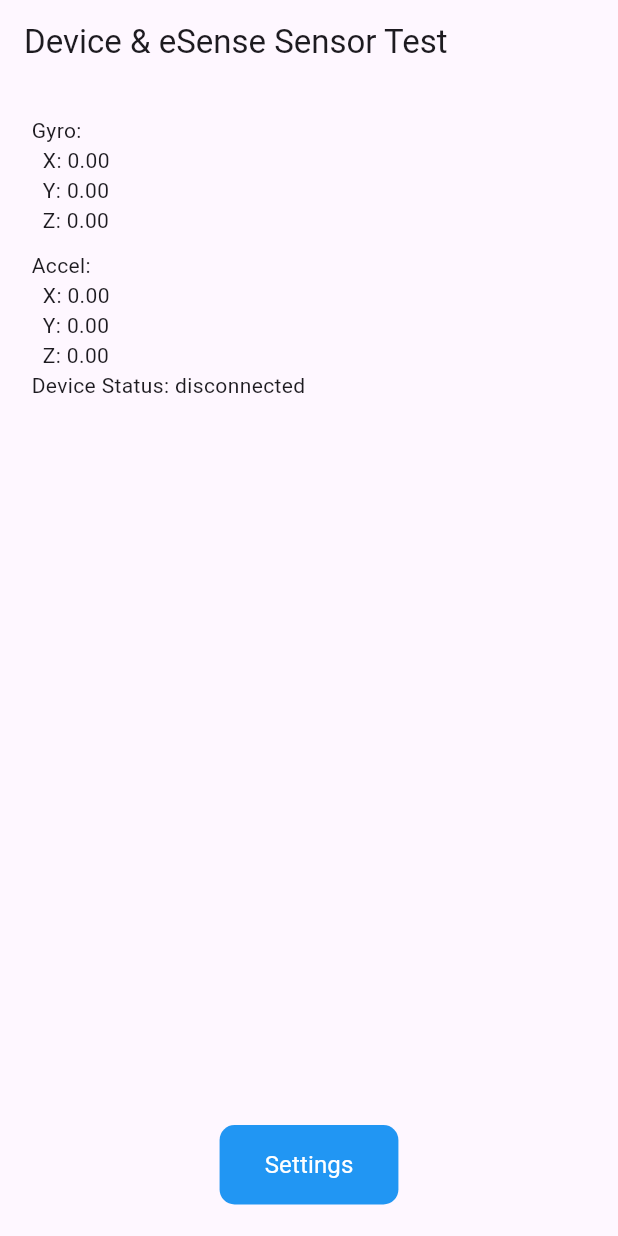
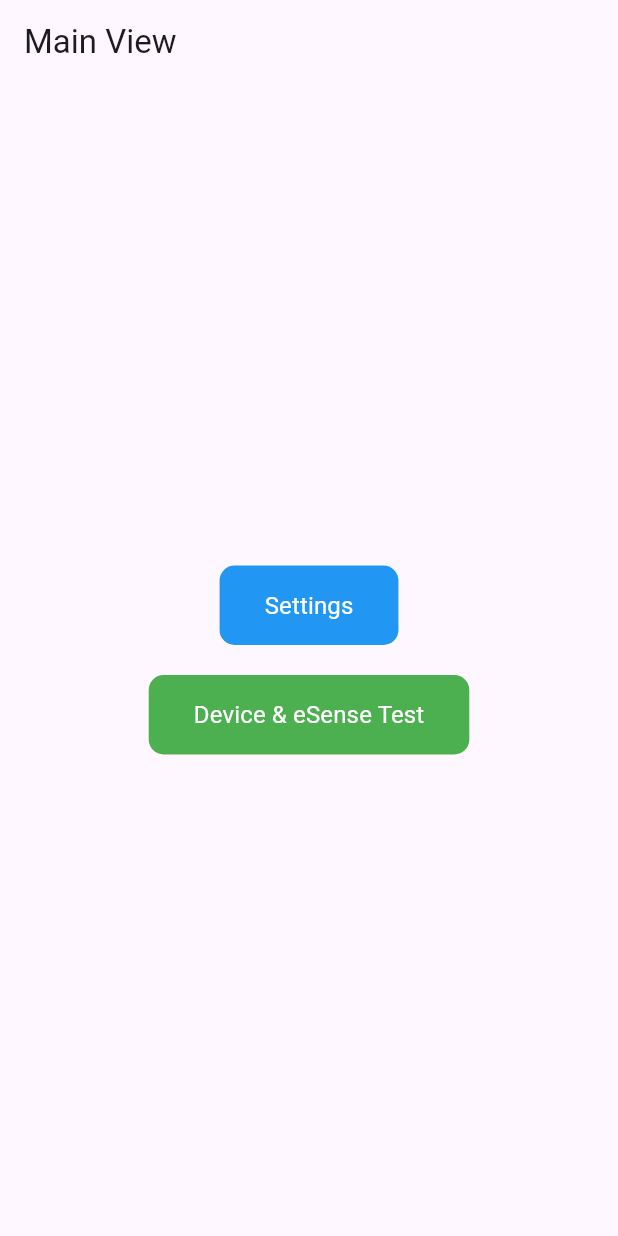
Before and after one commit to Moerliy/fluttio, a Flutter app: the screen it shows after launch, on a phone screen of 412 x 824 dp. Run offline on Flutter 3.47's test engine with Material 3 defaults, Android fonts, the phone set to English and light mode, and no system bars; drawn by our look-alikes of overlay_support; our stand-ins replace permission_handler, sensors_plus; missing offline and left inert: esense_flutter.

Commit message:
refactor(main): sensor test is own file

```diff
--- a/lib/main.dart
+++ b/lib/main.dart
@@ -2,6 +2,7 @@
 import 'package:flutter/services.dart';
 import 'package:fluttio/pages/settings_page.dart';
 import 'package:fluttio/providers/gyro_provider.dart';
+import 'package:fluttio/pages/device_esense_test_page.dart';
 import 'package:overlay_support/overlay_support.dart';
 import 'package:provider/provider.dart';
 
@@ -24,9 +25,6 @@
 class _MyAppState extends State<MyApp> {
   late final GyroProvider _gyroProvider = GyroProvider();
 
-  // number of fractional digits to display
-  static const int fractionalDigits = 2;
-
   @override
   void initState() {
     super.initState();
@@ -48,45 +46,15 @@
             child: MaterialApp(
           home: Scaffold(
             appBar: AppBar(
-              title: const Text('Device & eSense Sensor Test'),
+              title: const Text('Main View'),
             ),
-            body: Align(
-              alignment: Alignment.topLeft,
-              child: Padding(
-                padding: const EdgeInsets.all(21.0), // Add padding
-                child: Column(
-                  crossAxisAlignment: CrossAxisAlignment.start,
-                  children: [
-                    Consumer<GyroProvider>(
-                      builder: (context, prov, child) {
-                        return Column(
-                          crossAxisAlignment: CrossAxisAlignment.start,
-                          children: [
-                            const Text('Gyro:'),
-                            Text(
-                                '  X: ${prov.gyro[0].toStringAsFixed(fractionalDigits)}'),
-                            Text(
-                                '  Y: ${prov.gyro[1].toStringAsFixed(fractionalDigits)}'),
-                            Text(
-                                '  Z: ${prov.gyro[2].toStringAsFixed(fractionalDigits)}'),
-                            const SizedBox(height: 10),
-                            const Text('Accel:'),
-                            Text(
-                                '  X: ${prov.acc[0].toStringAsFixed(fractionalDigits)}'),
-                            Text(
-                                '  Y: ${prov.acc[1].toStringAsFixed(fractionalDigits)}'),
-                            Text(
-                                '  Z: ${prov.acc[2].toStringAsFixed(fractionalDigits)}'),
-                            Text('Device Status: ${prov.deviceStatus}'),
-                          ],
-                        );
-                      },
-                    ),
-                    const Spacer(),
-                    Center(
+            body: Center(
               child: Builder(
                 builder: (context) {
-                          return TextButton(
+                  return Column(
+                    mainAxisAlignment: MainAxisAlignment.center,
+                    children: [
+                      TextButton(
                         onPressed: () {
                           Navigator.push(
                             context,
@@ -108,12 +76,35 @@
                           'Settings',
                           style: TextStyle(fontSize: 16.0),
                         ),
+                      ),
+                      const SizedBox(height: 20),
+                      TextButton(
+                        onPressed: () {
+                          Navigator.push(
+                            context,
+                            MaterialPageRoute(
+                              builder: (context) =>
+                                  const DeviceEsenseTestPage(),
+                            ),
                           );
                         },
+                        style: TextButton.styleFrom(
+                          padding: const EdgeInsets.symmetric(
+                              vertical: 15.0, horizontal: 30.0),
+                          backgroundColor: Colors.green,
+                          foregroundColor: Colors.white,
+                          shape: RoundedRectangleBorder(
+                            borderRadius: BorderRadius.circular(10.0),
+                          ),
+                        ),
+                        child: const Text(
+                          'Device & eSense Test',
+                          style: TextStyle(fontSize: 16.0),
                         ),
                       ),
                     ],
-                ),
+                  );
+                },
               ),
             ),
           ),
```
Also changed, not shown: lib/pages/device_esense_test_page.dart (added, +46 -0 lines). Lines whose indentation alone changed are shown as unchanged.
